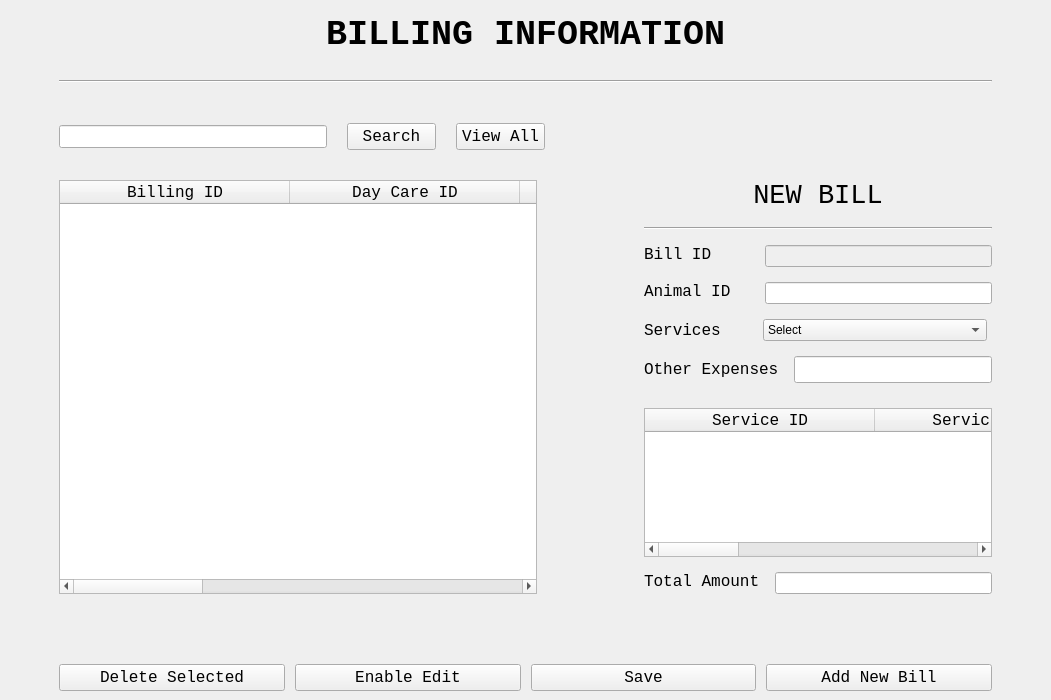
The window that BillingUI.ui (ASNaeem/Simple-VCMS) describes before a commit, drawn with Qt 5.
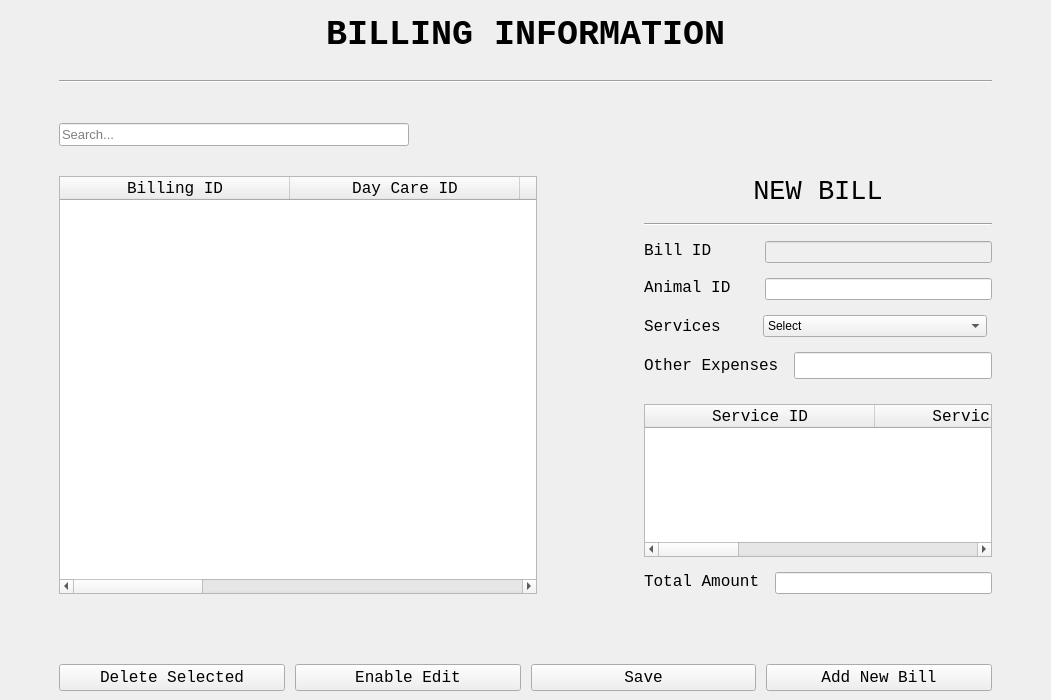
The same window after the commit.

Commit message: added search method

Patch:
```diff
--- a/BillingUI.ui
+++ b/BillingUI.ui
@@ -74,7 +74,7 @@
        </widget>
       </item>
       <item>
-       <layout class="QHBoxLayout" name="horizontalLayout" stretch="30,10,10,50">
+       <layout class="QHBoxLayout" name="horizontalLayout" stretch="30,50">
         <property name="topMargin">
          <number>20</number>
         </property>
@@ -91,37 +91,8 @@
             <pointsize>10</pointsize>
            </font>
           </property>
-         </widget>
-        </item>
-        <item>
-         <widget class="QPushButton" name="line_bill_view_all">
-          <property name="font">
-           <font>
-            <family>Courier New</family>
-            <pointsize>12</pointsize>
-           </font>
-          </property>
-          <property name="cursor">
-           <cursorShape>PointingHandCursor</cursorShape>
-          </property>
-          <property name="text">
-           <string>Search</string>
-          </property>
-         </widget>
-        </item>
-        <item>
-         <widget class="QPushButton" name="button_bill_view_all">
-          <property name="font">
-           <font>
-            <family>Courier New</family>
-            <pointsize>12</pointsize>
-           </font>
-          </property>
-          <property name="cursor">
-           <cursorShape>PointingHandCursor</cursorShape>
-          </property>
-          <property name="text">
-           <string>View All</string>
+          <property name="placeholderText">
+           <string>Search...</string>
           </property>
          </widget>
         </item>
```
The commit also changes 9 other files.
